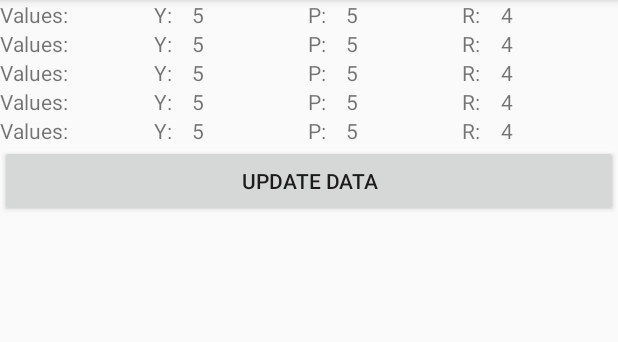
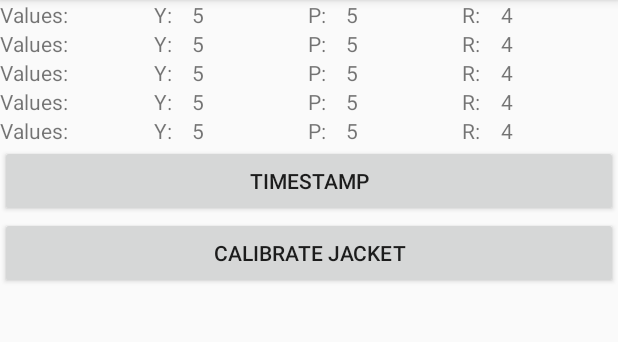
Before and after one commit to JuliusVi/TrackerJacket, an Android app: the screen it shows after launch (MainActivity), on a phone screen of 412 x 824 dp, the part 84-426 px from its top. Run offline under Robolectric (Android 15) with nearby library versions, the phone set to English and light mode, and no system bars.

Commit message:
Added communication channel to Jacket, set timestamp and calibration

```diff
--- a/app/src/main/res/layout/activity_main.xml
+++ b/app/src/main/res/layout/activity_main.xml
@@ -20,8 +20,14 @@
         <Button
             android:layout_width="match_parent"
             android:layout_height="wrap_content"
-            android:id="@+id/showDataBtn"
-            android:text="Update Data"/>
+            android:id="@+id/sendTimeBtn"
+            android:text="Timestamp"/>
+        <Button
+            android:layout_width="match_parent"
+            android:layout_height="wrap_content"
+            android:id="@+id/calibrateBtn"
+            android:text="Calibrate Jacket"
+            android:onClick="calibrateJacket"/>
 
     </LinearLayout>
 
```
Also changed, not shown: app/src/main/java/net/vinnen/trackerjacket/ConnectThread.java (+18 -1 lines), app/src/main/java/net/vinnen/trackerjacket/MainActivity.java (+28 -14 lines).
